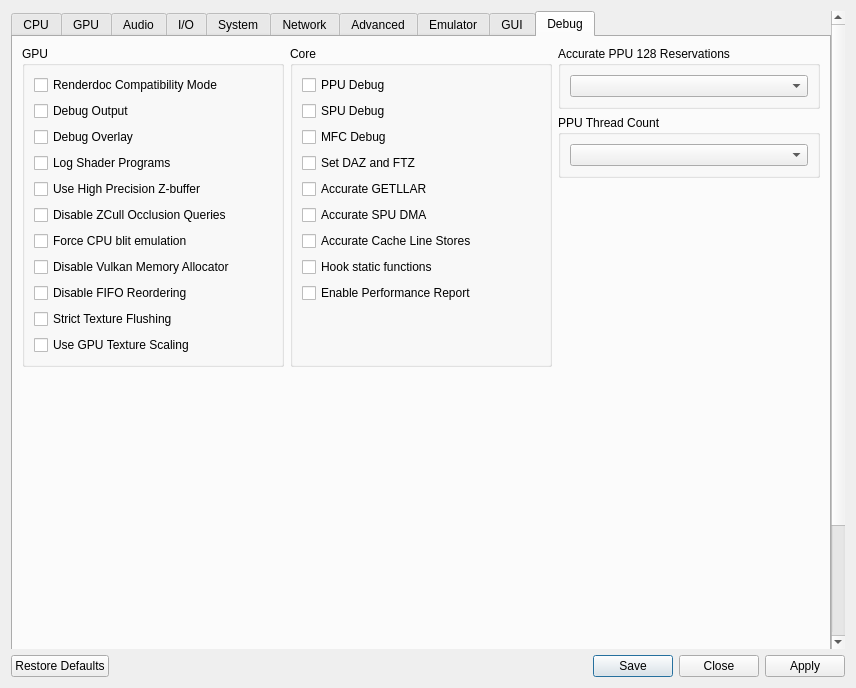
This is rpcs3/rpcs3qt/settings_dialog.ui in RPCS3/rpcs3 as Qt 5 draws it before an edit. The edited form follows.
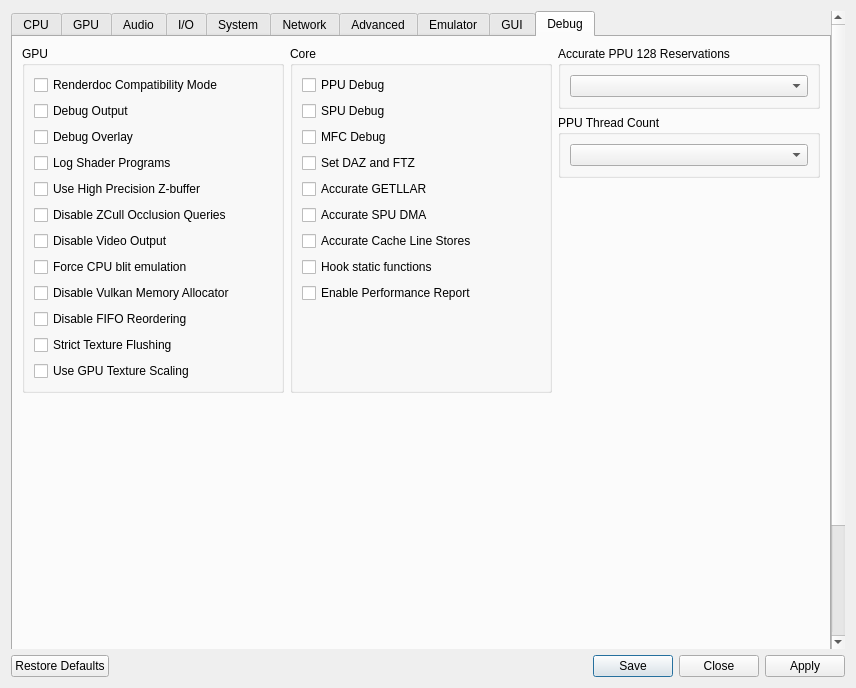
This is the edited form. The open tabs and pages were chosen to show the change. Icons and pictures are not drawn.

What changed in the file:
```diff
--- a/rpcs3/rpcs3qt/settings_dialog.ui
+++ b/rpcs3/rpcs3qt/settings_dialog.ui
@@ -3855,6 +3855,13 @@
                </property>
               </widget>
              </item>
+             <item>
+              <widget class="QCheckBox" name="disableVideoOutput">
+               <property name="text">
+                <string>Disable Video Output</string>
+               </property>
+              </widget>
+             </item>
              <item>
               <widget class="QCheckBox" name="forceCpuBlitEmulation">
                <property name="text">
```
